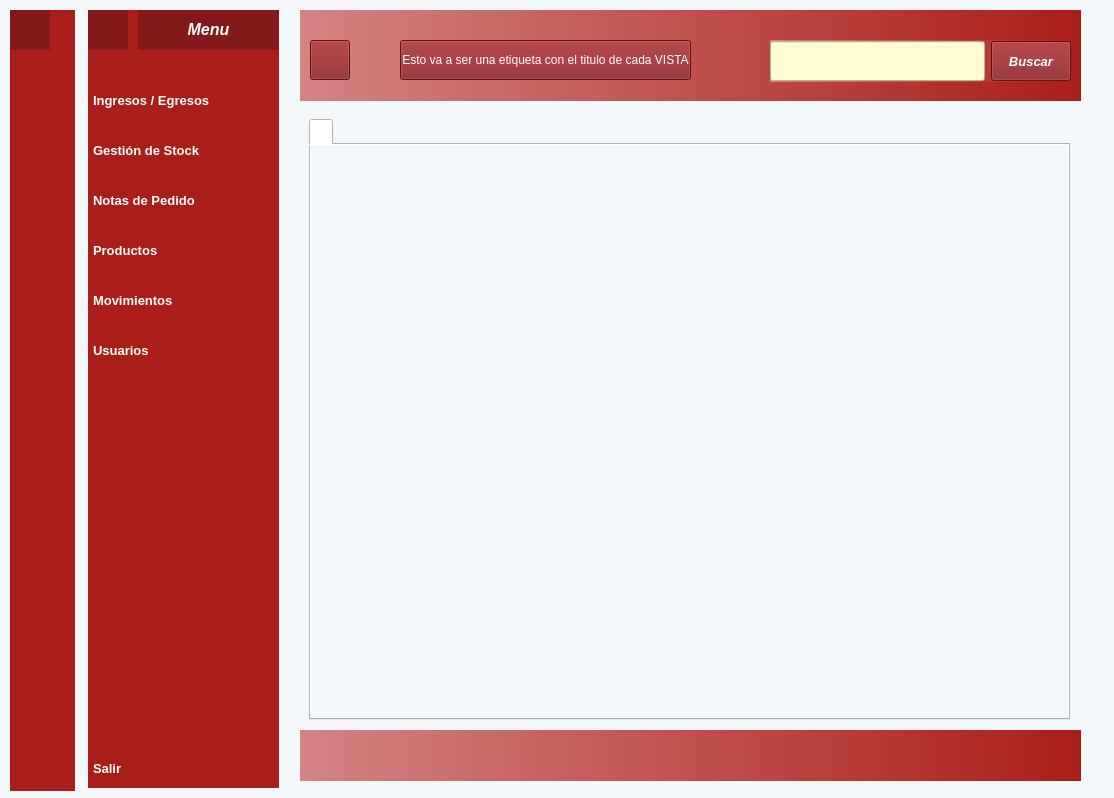
This is modules/views/main_window/mainwindow.ui in CristianEmanuelCamposFuentes/movimientos-stock-app as Qt 5 draws it before an edit. The edited form follows.
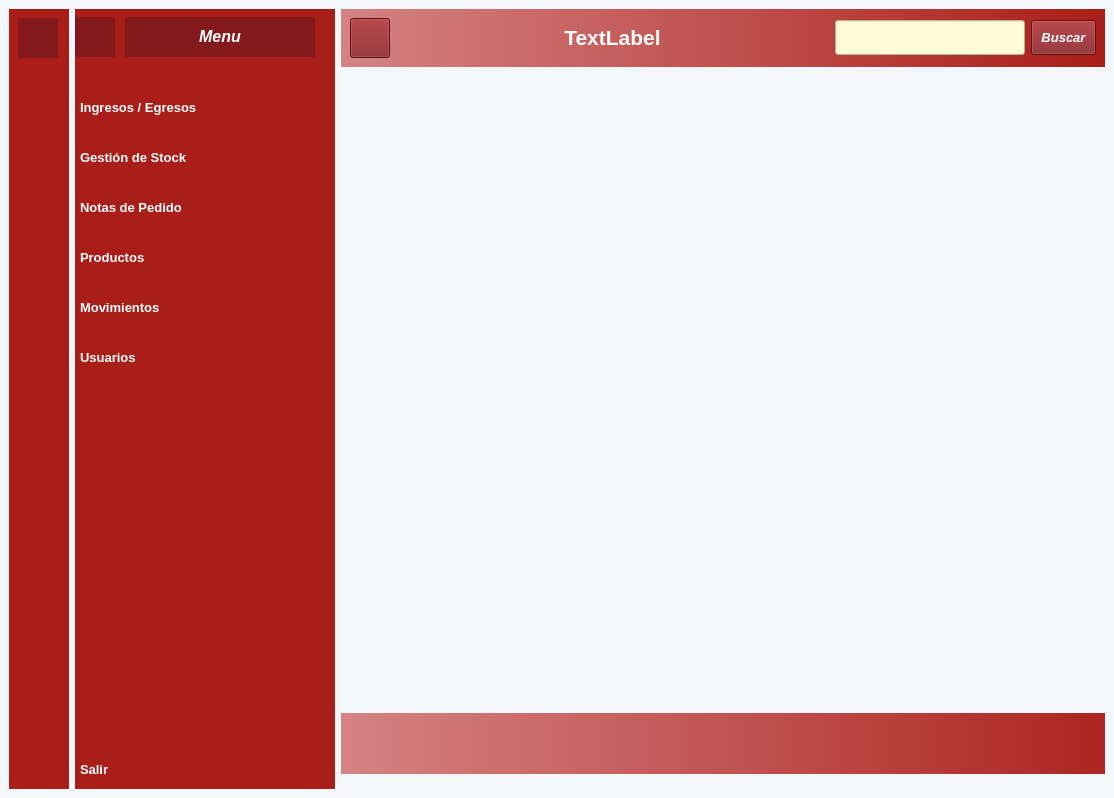
This is the edited form. Icons and pictures are not drawn.

What changed in the file:
```diff
--- a/modules/views/main_window/mainwindow.ui
+++ b/modules/views/main_window/mainwindow.ui
@@ -18,14 +18,200 @@
 background-color: rgb(244, 247, 249);</string>
   </property>
   <widget class="QWidget" name="centralwidget">
+   <layout class="QGridLayout" name="gridLayout">
+    <item row="0" column="2">
+     <widget class="QWidget" name="main_menu_widget" native="true">
+      <property name="styleSheet">
+       <string notr="true">background-color: rgb(244, 247, 249);</string>
+      </property>
+      <layout class="QVBoxLayout" name="verticalLayout_3">
+       <property name="leftMargin">
+        <number>0</number>
+       </property>
+       <property name="topMargin">
+        <number>0</number>
+       </property>
+       <property name="rightMargin">
+        <number>0</number>
+       </property>
+       <property name="bottomMargin">
+        <number>0</number>
+       </property>
+       <item>
+        <widget class="QWidget" name="navbar_widget" native="true">
+         <property name="styleSheet">
+          <string notr="true">QWidget{
+	
+	background-color: qlineargradient(spread:pad, x1:0, y1:0, x2:1, y2:0, stop:0  rgb(212, 131, 131), stop:1 rgb(170, 30, 25));
+	
+	color: rgb(255, 255, 255);
+}</string>
+         </property>
+         <layout class="QHBoxLayout" name="horizontalLayout_3">
+          <item>
+           <layout class="QHBoxLayout" name="horizontalLayout">
+            <item>
+             <widget class="QPushButton" name="menu_button">
+              <property name="minimumSize">
+               <size>
+                <width>0</width>
+                <height>40</height>
+               </size>
+              </property>
+              <property name="maximumSize">
+               <size>
+                <width>16777215</width>
+                <height>40</height>
+               </size>
+              </property>
+              <property name="cursor">
+               <cursorShape>PointingHandCursor</cursorShape>
+              </property>
+              <property name="styleSheet">
+               <string notr="true">background-color: rgb(131, 25, 27);</string>
+              </property>
+              <property name="text">
+               <string/>
+              </property>
+              <property name="icon">
+               <iconset resource="../../../img/resources.qrc">
+                <normaloff>:/Sidebar/modules/views/main_window/images/menu.png</normaloff>:/Sidebar/modules/views/main_window/images/menu.png</iconset>
+              </property>
+              <property name="iconSize">
+               <size>
+                <width>36</width>
+                <height>36</height>
+               </size>
+              </property>
+              <property name="checkable">
+               <bool>true</bool>
+              </property>
+             </widget>
+            </item>
+            <item>
+             <spacer name="horizontalSpacer_3">
+              <property name="orientation">
+               <enum>Qt::Horizontal</enum>
+              </property>
+              <property name="sizeHint" stdset="0">
+               <size>
+                <width>44</width>
+                <height>20</height>
+               </size>
+              </property>
+             </spacer>
+            </item>
+            <item>
+             <widget class="QLabel" name="header_title">
+              <property name="styleSheet">
+               <string notr="true">background-color: none;</string>
+              </property>
+              <property name="text">
+               <string>&lt;html&gt;&lt;head/&gt;&lt;body&gt;&lt;p align=&quot;center&quot;&gt;&lt;span style=&quot; font-size:16pt; font-weight:700; color:#ffffff;&quot;&gt;TextLabel&lt;/span&gt;&lt;/p&gt;&lt;/body&gt;&lt;/html&gt;</string>
+              </property>
+             </widget>
+            </item>
+            <item>
+             <spacer name="horizontalSpacer_4">
+              <property name="orientation">
+               <enum>Qt::Horizontal</enum>
+              </property>
+              <property name="sizeHint" stdset="0">
+               <size>
+                <width>44</width>
+                <height>20</height>
+               </size>
+              </property>
+             </spacer>
+            </item>
+            <item>
+             <widget class="QLineEdit" name="search_input">
+              <property name="minimumSize">
+               <size>
+                <width>190</width>
+                <height>35</height>
+               </size>
+              </property>
+              <property name="maximumSize">
+               <size>
+                <width>190</width>
+                <height>35</height>
+               </size>
+              </property>
+              <property name="styleSheet">
+               <string notr="true">background-color: rgb(255, 251, 212);</string>
+              </property>
+             </widget>
+            </item>
+            <item>
+             <widget class="QPushButton" name="search_button">
+              <property name="minimumSize">
+               <size>
+                <width>65</width>
+                <height>35</height>
+               </size>
+              </property>
+              <property name="maximumSize">
+               <size>
+                <width>65</width>
+                <height>35</height>
+               </size>
+              </property>
+              <property name="font">
+               <font>
+                <family>Segoe UI</family>
+                <pointsize>10</pointsize>
+                <italic>true</italic>
+                <bold>true</bold>
+               </font>
+              </property>
+              <property name="cursor">
+               <cursorShape>PointingHandCursor</cursorShape>
+              </property>
+              <property name="styleSheet">
+               <string notr="true">background-color: rgb(131, 25, 27);
+font: 700 italic 10pt &quot;Segoe UI&quot;;</string>
+              </property>
+              <property name="text">
+               <string>Buscar</string>
+              </property>
+             </widget>
+            </item>
+           </layout>
+          </item>
+         </layout>
+        </widget>
+       </item>
+       <item>
+        <widget class="QStackedWidget" name="main_widget">
+         <widget class="QWidget" name="main_widgetPage1_2" native="true">
+          <widget class="QWidget" name="bottombar_widget" native="true">
+           <property name="geometry">
+            <rect>
+             <x>0</x>
+             <y>640</y>
+             <width>821</width>
+             <height>61</height>
+            </rect>
+           </property>
+           <property name="styleSheet">
+            <string notr="true">background-color: qlineargradient(spread:pad, x1:0, y1:0, x2:1, y2:0, stop:0  rgb(212, 131, 131), stop:1 rgb(170, 30, 25));
+color: rgb(51, 51, 51);</string>
+           </property>
+          </widget>
+         </widget>
+        </widget>
+       </item>
+      </layout>
+     </widget>
+    </item>
+    <item row="0" column="0">
    <widget class="QWidget" name="icon_only_widget" native="true">
-    <property name="geometry">
-     <rect>
-      <x>10</x>
-      <y>10</y>
-      <width>65</width>
-      <height>781</height>
-     </rect>
+      <property name="maximumSize">
+       <size>
+        <width>60</width>
+        <height>16777215</height>
+       </size>
     </property>
     <property name="styleSheet">
      <string notr="true">QWidget{
@@ -69,6 +255,9 @@
        <property name="scaledContents">
         <bool>true</bool>
        </property>
+         <property name="alignment">
+          <set>Qt::AlignCenter</set>
+         </property>
       </widget>
      </item>
      <item>
@@ -355,18 +544,24 @@
          <height>35</height>
         </size>
        </property>
+         <property name="checkable">
+          <bool>true</bool>
+         </property>
+         <property name="autoExclusive">
+          <bool>true</bool>
+         </property>
       </widget>
      </item>
     </layout>
    </widget>
+    </item>
+    <item row="0" column="1">
    <widget class="QWidget" name="icon_name_widget" native="true">
-    <property name="geometry">
-     <rect>
-      <x>88</x>
-      <y>10</y>
-      <width>191</width>
-      <height>778</height>
-     </rect>
+      <property name="maximumSize">
+       <size>
+        <width>260</width>
+        <height>16777215</height>
+       </size>
     </property>
     <property name="styleSheet">
      <string notr="true">QWidget{
@@ -384,8 +579,23 @@
      <property name="spacing">
       <number>10</number>
      </property>
+       <property name="leftMargin">
+        <number>0</number>
+       </property>
+       <property name="topMargin">
+        <number>8</number>
+       </property>
+       <property name="rightMargin">
+        <number>0</number>
+       </property>
+       <property name="bottomMargin">
+        <number>0</number>
+       </property>
      <item>
       <layout class="QHBoxLayout" name="horizontalLayout_2">
+         <property name="rightMargin">
+          <number>20</number>
+         </property>
        <item>
         <widget class="QLabel" name="label_2">
          <property name="minimumSize">
@@ -762,207 +972,18 @@
          <height>25</height>
         </size>
        </property>
-      </widget>
-     </item>
-    </layout>
-   </widget>
-   <widget class="QWidget" name="main_menu_widget" native="true">
-    <property name="geometry">
-     <rect>
-      <x>300</x>
-      <y>10</y>
-      <width>781</width>
-      <height>771</height>
-     </rect>
-    </property>
-    <property name="styleSheet">
-     <string notr="true">background-color: rgb(244, 247, 249);</string>
-    </property>
-    <widget class="QWidget" name="navbar_widget" native="true">
-     <property name="geometry">
-      <rect>
-       <x>0</x>
-       <y>0</y>
-       <width>781</width>
-       <height>91</height>
-      </rect>
-     </property>
-     <property name="styleSheet">
-      <string notr="true">QWidget{
-	
-	background-color: qlineargradient(spread:pad, x1:0, y1:0, x2:1, y2:0, stop:0  rgb(212, 131, 131), stop:1 rgb(170, 30, 25));
-	
-	color: rgb(255, 255, 255);
-}</string>
-     </property>
-     <widget class="QPushButton" name="pushButton_15">
-      <property name="geometry">
-       <rect>
-        <x>10</x>
-        <y>30</y>
-        <width>40</width>
-        <height>40</height>
-       </rect>
-      </property>
-      <property name="minimumSize">
-       <size>
-        <width>0</width>
-        <height>40</height>
-       </size>
-      </property>
-      <property name="maximumSize">
-       <size>
-        <width>16777215</width>
-        <height>40</height>
-       </size>
-      </property>
-      <property name="cursor">
-       <cursorShape>PointingHandCursor</cursorShape>
-      </property>
-      <property name="styleSheet">
-       <string notr="true">background-color: rgb(131, 25, 27);</string>
-      </property>
-      <property name="text">
-       <string/>
-      </property>
-      <property name="icon">
-       <iconset resource="../../../img/resources.qrc">
-        <normaloff>:/Sidebar/modules/views/main_window/images/menu.png</normaloff>:/Sidebar/modules/views/main_window/images/menu.png</iconset>
-      </property>
-      <property name="iconSize">
-       <size>
-        <width>36</width>
-        <height>36</height>
-       </size>
-      </property>
-     </widget>
-     <widget class="QPushButton" name="pushButton_17">
-      <property name="geometry">
-       <rect>
-        <x>100</x>
-        <y>30</y>
-        <width>291</width>
-        <height>40</height>
-       </rect>
-      </property>
-      <property name="minimumSize">
-       <size>
-        <width>0</width>
-        <height>40</height>
-       </size>
-      </property>
-      <property name="maximumSize">
-       <size>
-        <width>16777215</width>
-        <height>40</height>
-       </size>
-      </property>
-      <property name="cursor">
-       <cursorShape>PointingHandCursor</cursorShape>
-      </property>
-      <property name="styleSheet">
-       <string notr="true">background-color: rgb(131, 25, 27);</string>
-      </property>
-      <property name="text">
-       <string>Esto va a ser una etiqueta con el titulo de cada VISTA</string>
-      </property>
-     </widget>
-     <widget class="QWidget" name="layoutWidget">
-      <property name="geometry">
-       <rect>
-        <x>470</x>
-        <y>30</y>
-        <width>301</width>
-        <height>42</height>
-       </rect>
-      </property>
-      <layout class="QHBoxLayout" name="horizontalLayout">
-       <item>
-        <widget class="QLineEdit" name="lineEdit">
-         <property name="minimumSize">
-          <size>
-           <width>0</width>
-           <height>40</height>
-          </size>
-         </property>
-         <property name="maximumSize">
-          <size>
-           <width>16777215</width>
-           <height>40</height>
-          </size>
-         </property>
-         <property name="styleSheet">
-          <string notr="true">background-color: rgb(255, 251, 212);</string>
-         </property>
-        </widget>
+         <property name="checkable">
+          <bool>true</bool>
+         </property>
+         <property name="autoExclusive">
+          <bool>true</bool>
+         </property>
+        </widget>
        </item>
-       <item>
-        <widget class="QPushButton" name="pushButton_18">
-         <property name="minimumSize">
-          <size>
-           <width>0</width>
-           <height>40</height>
-          </size>
-         </property>
-         <property name="maximumSize">
-          <size>
-           <width>16777215</width>
-           <height>40</height>
-          </size>
-         </property>
-         <property name="font">
-          <font>
-           <family>Segoe UI</family>
-           <pointsize>10</pointsize>
-           <italic>true</italic>
-           <bold>true</bold>
-          </font>
-         </property>
-         <property name="cursor">
-          <cursorShape>PointingHandCursor</cursorShape>
-         </property>
-         <property name="styleSheet">
-          <string notr="true">background-color: rgb(131, 25, 27);
-font: 700 italic 10pt &quot;Segoe UI&quot;;</string>
-         </property>
-         <property name="text">
-          <string>Buscar</string>
-         </property>
+      </layout>
         </widget>
        </item>
       </layout>
-     </widget>
-    </widget>
-    <widget class="QWidget" name="bottombar_widget" native="true">
-     <property name="geometry">
-      <rect>
-       <x>0</x>
-       <y>720</y>
-       <width>781</width>
-       <height>51</height>
-      </rect>
-     </property>
-     <property name="styleSheet">
-      <string notr="true">background-color: qlineargradient(spread:pad, x1:0, y1:0, x2:1, y2:0, stop:0  rgb(212, 131, 131), stop:1 rgb(170, 30, 25));
-color: rgb(51, 51, 51);</string>
-     </property>
-    </widget>
-    <widget class="QTabWidget" name="main_widget">
-     <property name="geometry">
-      <rect>
-       <x>9</x>
-       <y>109</y>
-       <width>761</width>
-       <height>601</height>
-      </rect>
-     </property>
-     <widget class="QWidget" name="main_widgetPage1" native="true">
-      <attribute name="title">
-       <string/>
-      </attribute>
-     </widget>
-    </widget>
-   </widget>
   </widget>
  </widget>
  <resources>
```
Left out of the diff: 65 changed lines with no effect on the pictures. Lines whose indentation alone changed are shown as unchanged.
